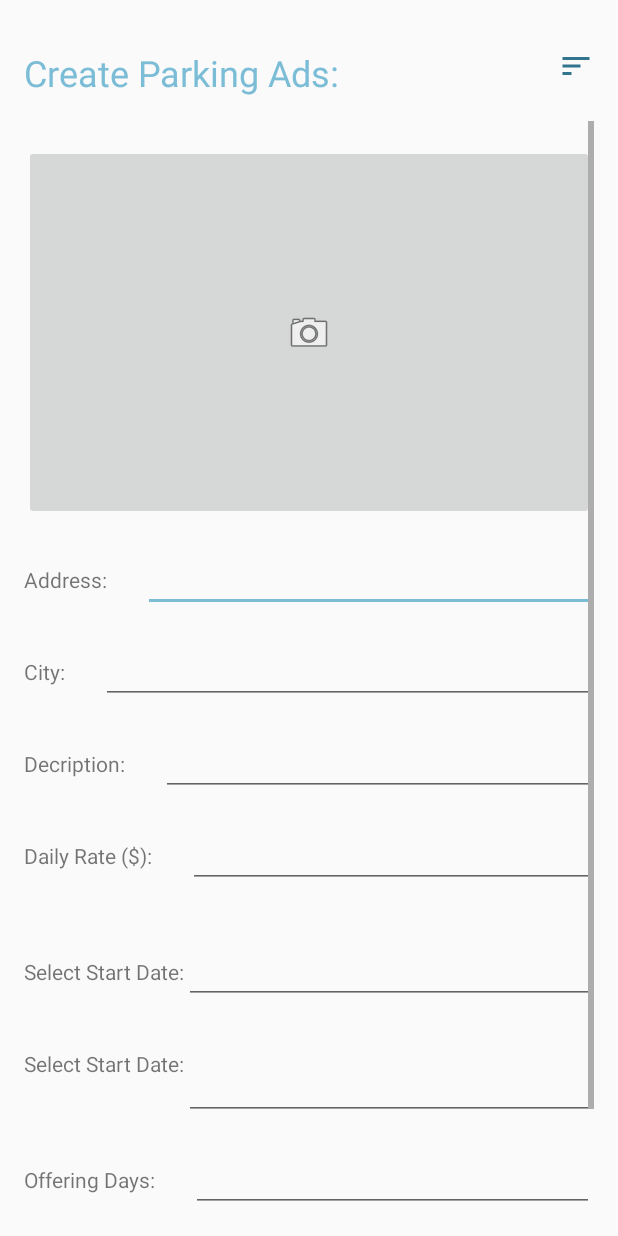
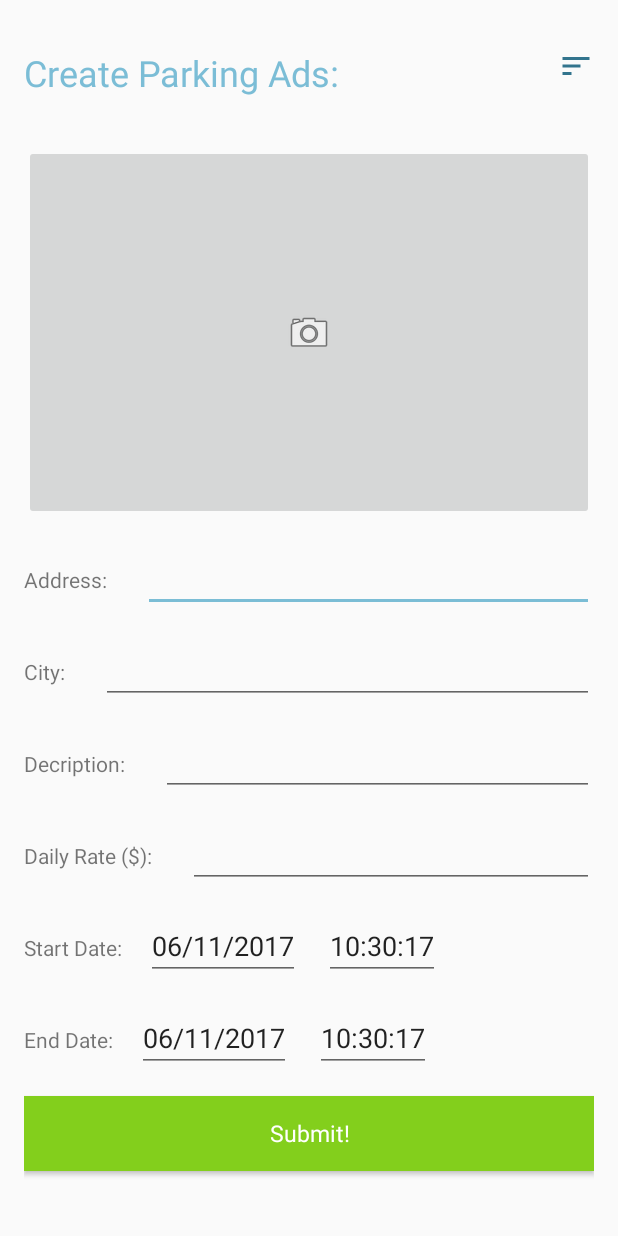
Before and after one commit to joy-yan/ParkHere, an Android app: the fragment OwnerFragment shown on its own in the app's theme, on a phone screen of 412 x 824 dp. Run offline under Robolectric (Android 15) with nearby library versions, the phone set to English and light mode, and no system bars; our stand-ins replace ButterKnife, Firebase (no records; nobody signed in at launch, a user with empty details on screens opened directly); libraries missing offline, so code that uses them is left out: com.vansuita.pickimage, org.parceler.

Commit message:
upload owner

```diff
--- a/app/src/main/java/cs160/sjsu/edu/parkme/adapter/ParkingSpotListViewHolder.java
+++ b/app/src/main/java/cs160/sjsu/edu/parkme/adapter/ParkingSpotListViewHolder.java
@@ -43,7 +43,7 @@ public class ParkingSpotListViewHolder extends RecyclerView.ViewHolder
         TextView textViewItemDesc = (TextView) mView.findViewById(R.id.parkSpotDesc);
         TextView textViewItemLoc = (TextView) mView.findViewById(R.id.parkSpotAddress);
         ImageStreamingUtil.downloadFromFirebaseStorage(mContext,
-                FirebaseStorage.getInstance().getReference().child(Constants.FIREBASE_STORAGE_PARKINGSPOT_PHOTOS +item.getThumbUrl()), mItemImageView);
+                FirebaseStorage.getInstance().getReference().child(Constants.FIREBASE_STORAGE_PARKINGSPOT_PHOTOS +item.getPhotoUrl()), mItemImageView);
 
         textViewItemDesc.setText(item.toString());
         textViewItemLoc.setText(item.getAddress());
--- a/app/src/main/java/cs160/sjsu/edu/parkme/model/User.java
+++ b/app/src/main/java/cs160/sjsu/edu/parkme/model/User.java
@@ -1,4 +1,6 @@
 package cs160.sjsu.edu.parkme.model;
+
+import java.util.ArrayList;
 
 /**
  * Created by joyyan on 11/5/17.
--- a/app/src/main/java/cs160/sjsu/edu/parkme/ui/fragments/OwnerFragment.java
+++ b/app/src/main/java/cs160/sjsu/edu/parkme/ui/fragments/OwnerFragment.java
@@ -1,41 +1,49 @@
 package cs160.sjsu.edu.parkme.ui.fragments;
 
-import android.app.DatePickerDialog;
+import android.net.Uri;
 import android.os.Bundle;
-import android.support.v4.app.Fragment;
+import android.support.annotation.NonNull;
+import android.support.v4.app.DialogFragment;
 import android.view.LayoutInflater;
 import android.view.View;
 import android.view.ViewGroup;
-import android.widget.DatePicker;
 import android.widget.EditText;
 import android.widget.ImageButton;
-import android.widget.TextView;
 import android.widget.Toast;
 
+import com.google.android.gms.tasks.OnFailureListener;
+import com.google.android.gms.tasks.OnSuccessListener;
+import com.google.firebase.auth.FirebaseAuth;
+import com.google.firebase.auth.FirebaseUser;
 import com.google.firebase.database.DatabaseReference;
 import com.google.firebase.database.FirebaseDatabase;
+import com.google.firebase.storage.FirebaseStorage;
+import com.google.firebase.storage.StorageReference;
+import com.google.firebase.storage.UploadTask;
 import com.vansuita.pickimage.bean.PickResult;
 import com.vansuita.pickimage.bundle.PickSetup;
 import com.vansuita.pickimage.dialog.PickImageDialog;
 import com.vansuita.pickimage.listeners.IPickResult;
 
+import java.io.File;
 import java.text.SimpleDateFormat;
 import java.util.Calendar;
-import java.util.Locale;
+import java.util.Date;
 
 import butterknife.BindView;
 import butterknife.ButterKnife;
 import butterknife.OnClick;
 import cs160.sjsu.edu.parkme.R;
 import cs160.sjsu.edu.parkme.model.ParkingSpot;
+import cs160.sjsu.edu.parkme.ui.widgets.DatePickerFragment;
 import cs160.sjsu.edu.parkme.utils.Utils;
 
 /**
  * Created by joyyan on 11/2/17.
  */
 
-public class OwnerFragment extends BaseFragment
-        implements DatePickerDialog.OnDateSetListener {
+public class OwnerFragment extends BaseFragment {
+
 
     @BindView(R.id.edit_ads_start_date)
     EditText startDate;
@@ -55,9 +63,6 @@ public class OwnerFragment extends BaseFragment
     @BindView(R.id.edit_parking_city)
     EditText garageCity;
 
-    @BindView(R.id.edit_parking_ads_duration)
-    EditText parkingDuration;
-
     @BindView(R.id.ibtn_take_photo)
     ImageButton ibtnTakePhoto;
 
@@ -68,10 +73,30 @@ public class OwnerFragment extends BaseFragment
     EditText parkingDailyRate;
 
     @OnClick(R.id.edit_ads_start_date)
-    private void setStartDate() {
-
+    public void setStartDate() {
+        DialogFragment newFragment = new DatePickerFragment(startDate);
+        newFragment.show(getActivity().getSupportFragmentManager(), "DatePicker");
     }
 
+
+    @OnClick(R.id.edit_ads_end_date)
+    public void setEndDate() {
+        DialogFragment newFragment = new DatePickerFragment(endDate);
+        newFragment.show(getActivity().getSupportFragmentManager(), "DatePicker");
+    }
+
+    @OnClick(R.id.edit_ads_start_hour)
+    public void setStartHour() {
+        DialogFragment newFragment = new DatePickerFragment(startHour);
+        newFragment.show(getActivity().getSupportFragmentManager(), "TimePicker");
+    }
+
+
+    @OnClick(R.id.edit_ads_end_hour)
+    public void setEndHour() {
+        DialogFragment newFragment = new DatePickerFragment(endHour);
+        newFragment.show(getActivity().getSupportFragmentManager(), "TimePicker");
+    }
 
     public static OwnerFragment newInstance() {
         OwnerFragment fragment = new OwnerFragment();
@@ -83,7 +108,8 @@ public class OwnerFragment extends BaseFragment
 
     @Override
     protected void initVariables() {
-
+        mDatabase = FirebaseDatabase.getInstance().getReference();
+        parkingSpot = new ParkingSpot();
     }
 
     @Override
@@ -97,7 +123,7 @@ public class OwnerFragment extends BaseFragment
                 takePhoto(ibtnTakePhoto);
             }
         });
-
+        initialDateTimeInformation();
         return rootview;
     }
 
@@ -113,6 +139,7 @@ public class OwnerFragment extends BaseFragment
                     public void onPickResult(PickResult pickResult) {
                         if (pickResult.getError() == null) {
                             ibtnTakePhoto.setImageBitmap(pickResult.getBitmap());
+                             parkingSpot.setPhotoUrl(pickResult.getPath());
                         } else {
                             Toast.makeText(getActivity(),
                                     pickResult.getError().getMessage(),Toast.LENGTH_SHORT).show();
@@ -131,24 +158,76 @@ public class OwnerFragment extends BaseFragment
     @OnClick(R.id.btn_submit_new_ads)
     public void submitNewAds() {
 
-        ParkingSpot parkingSpot = new ParkingSpot();
         parkingSpot.setAddress(garageAddress.getText().toString());
         parkingSpot.setCity(garageCity.getText().toString());
         parkingSpot.setDailyRate(parkingDailyRate.getText().toString());
         parkingSpot.setDescription(parkingDescription.getText().toString());
-        parkingSpot.setDurantion(parkingDuration.getText().toString());
-        DatabaseReference mRef = FirebaseDatabase.getInstance().getReference();
-    }
+        parkingSpot.setStartDate(startDate.getText().toString());
+        parkingSpot.setEndDate(endDate.getText().toString());
+        parkingSpot.setStartTime(startHour.getText().toString());
+        parkingSpot.setEndTime(endHour.getText().toString());
 
-
-    @Override
-    public void onDateSet(DatePicker view, int year, int month, int dayOfMonth) {
+        writeNewAd();
 
     }
 
 
+    private void initialDateTimeInformation() {
+        SimpleDateFormat dateFormatter = new SimpleDateFormat("dd/MM/yyyy");
+        SimpleDateFormat timeFormatter = new SimpleDateFormat("HH:mm:ss");
 
+        String dateAsString = dateFormatter.format(new Date());
+        String timeAsString = timeFormatter.format(new Date());
 
+        startDate.setText(dateAsString);
+        endDate.setText(dateAsString);
+        startHour.setText(timeAsString);
+        endHour.setText(timeAsString);
+    }
 
+    private void writeNewAd() {
+        FirebaseUser fbUser = FirebaseAuth.getInstance().getCurrentUser();
+        if (fbUser != null) {
+            String uid = fbUser.getUid();
+            parkingSpot.setUid(uid);
+            DatabaseReference marketRef = mDatabase.child("market").push();
+            marketRef.setValue(parkingSpot);
+            String key = marketRef.getKey();
 
+            mDatabase.child("users").child(uid).push().setValue(key);
+            uploadImage();
+            Utils.showToast(getActivity(), getString(R.string.firebase_new_ads_success));
+        }
+    }
+
+    private void uploadImage() {
+        if (parkingSpot.getPhotoUrl().length() > 1) {
+            Uri file = Uri.fromFile(new File(parkingSpot.getPhotoUrl()));
+            String imgName = parkingSpot.getPhotoUrl()
+                    .substring(parkingSpot.getPhotoUrl().lastIndexOf('/') + 1);
+
+            StorageReference photosRef = FirebaseStorage.getInstance().getReference()
+                    .child("garages/"+file.getLastPathSegment());
+
+            UploadTask uploadTask = photosRef.putFile(file);
+
+            uploadTask.addOnFailureListener(new OnFailureListener() {
+                @Override
+                public void onFailure(@NonNull Exception exception) {
+                    Utils.showToast(getActivity(), getString(R.string.firebase_image_upload_failure));
+                }
+            }).addOnSuccessListener(new OnSuccessListener<UploadTask.TaskSnapshot>() {
+                @Override
+                public void onSuccess(UploadTask.TaskSnapshot taskSnapshot) {
+                    Utils.showToast(getActivity(), getString(R.string.firebase_image_upload_success));
+                    // taskSnapshot.getMetadata() contains file metadata such as size, content-type, and download URL.
+                    //Uri downloadUrl = taskSnapshot.getDownloadUrl();
+                }
+            });
+        }
+
+    }
+
+    private DatabaseReference mDatabase;
+    private ParkingSpot parkingSpot;
 }
--- a/app/src/main/res/layout/fragment_owner.xml
+++ b/app/src/main/res/layout/fragment_owner.xml
@@ -134,19 +134,23 @@
                 android:layout_width="wrap_content"
                 android:layout_height="wrap_content"
                 android:text="@string/parking_ads_start_date"
-                android:layout_marginTop="@dimen/activity_horizontal_margin"
                 />
 
             <EditText
                 android:id="@+id/edit_ads_start_date"
-                android:layout_width="match_parent"
+                android:layout_width="wrap_content"
                 android:layout_height="wrap_content"
-                android:layout_marginTop="@dimen/activity_horizontal_margin" />
+                android:layout_marginLeft="@dimen/activity_horizontal_margin"
+                android:focusable="false"
+                />
+
 
             <EditText
                 android:id="@+id/edit_ads_start_hour"
-                android:layout_width="match_parent"
+                android:layout_marginLeft="@dimen/activity_horizontal_margin"
+                android:layout_width="wrap_content"
                 android:layout_height="wrap_content"
+                android:focusable="false"
                 />
 
         </LinearLayout>
@@ -160,41 +164,26 @@
                 <TextView
                     android:layout_width="wrap_content"
                     android:layout_height="wrap_content"
-                    android:text="@string/parking_ads_start_date"
+                    android:text="@string/parking_ads_end_date"
                     />
 
                 <EditText
                     android:id="@+id/edit_ads_end_date"
-                    android:layout_width="match_parent"
+                    android:layout_width="wrap_content"
                     android:layout_height="wrap_content"
-                    android:layout_marginTop="@dimen/activity_horizontal_margin" />
+                    android:focusable="false"
+                    android:layout_marginLeft="@dimen/activity_horizontal_margin"
+                   />
+
 
                 <EditText
                     android:id="@+id/edit_ads_end_hour"
-                    android:layout_width="match_parent"
-                    android:layout_height="wrap_content"
-                    android:layout_marginTop="@dimen/activity_horizontal_margin" />
-
-            </LinearLayout>
-            <LinearLayout
-                android:layout_width="match_parent"
-                android:layout_height="wrap_content"
-                android:layout_marginTop="@dimen/activity_horizontal_margin"
-                android:orientation="horizontal">
-
-                <TextView
                     android:layout_width="wrap_content"
                     android:layout_height="wrap_content"
-                    android:text="@string/parking_ads_duration"
+                    android:focusable="false"
+                    android:layout_marginLeft="@dimen/activity_horizontal_margin"
                     />
 
-                <EditText
-                    android:id="@+id/edit_parking_ads_duration"
-                    android:layout_width="0dp"
-                    android:layout_weight="1"
-                    android:layout_height="wrap_content"
-                    android:layout_marginLeft="24dp"
-                    />
             </LinearLayout>
 
             <Button
--- a/app/src/main/res/values/strings.xml
+++ b/app/src/main/res/values/strings.xml
@@ -22,7 +22,7 @@
     <string name="submit_order">Submit Order!</string>
     <string name="parking_address">Address: </string>
     <string name="parking_city">City: </string>
-    <string name="parking_ads_start_date">Select Start Date: </string>
+    <string name="parking_ads_start_date">Start Date: </string>
     <string name="parking_ads_duration">Offering Days: </string>
 
     <string name="parking_end">End at: </string>
@@ -30,5 +30,10 @@
     <string name="create_parking_ads">Create Parking Ads:</string>
     <string name="parking_description">Decription:</string>
     <string name="parking_daily_rate">Daily Rate ($):</string>
+    <string name="parking_ads_end_date">End Date:</string>
+    <string name="parking_ads_start_time">Time:</string>
+    <string name="firebase_image_upload_failure">Unable to upload image.</string>
+    <string name="firebase_new_ads_success">Create New Ad Successfully!</string>
+    <string name="firebase_image_upload_success">Image Uploaded Successfully!</string>
 
 </resources>
```
Also changed, not shown: app/src/main/java/cs160/sjsu/edu/parkme/model/ParkingSpot.java (+36 -5 lines), app/src/main/java/cs160/sjsu/edu/parkme/ui/widgets/DatePickerFragment.java (+15 -1 lines), 34 other files.
